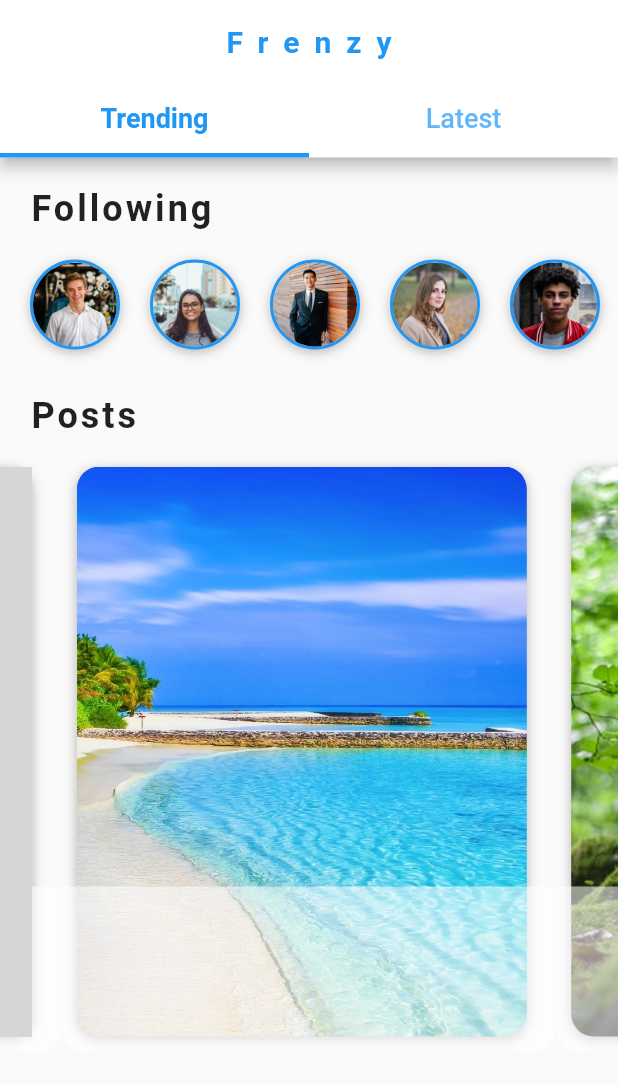
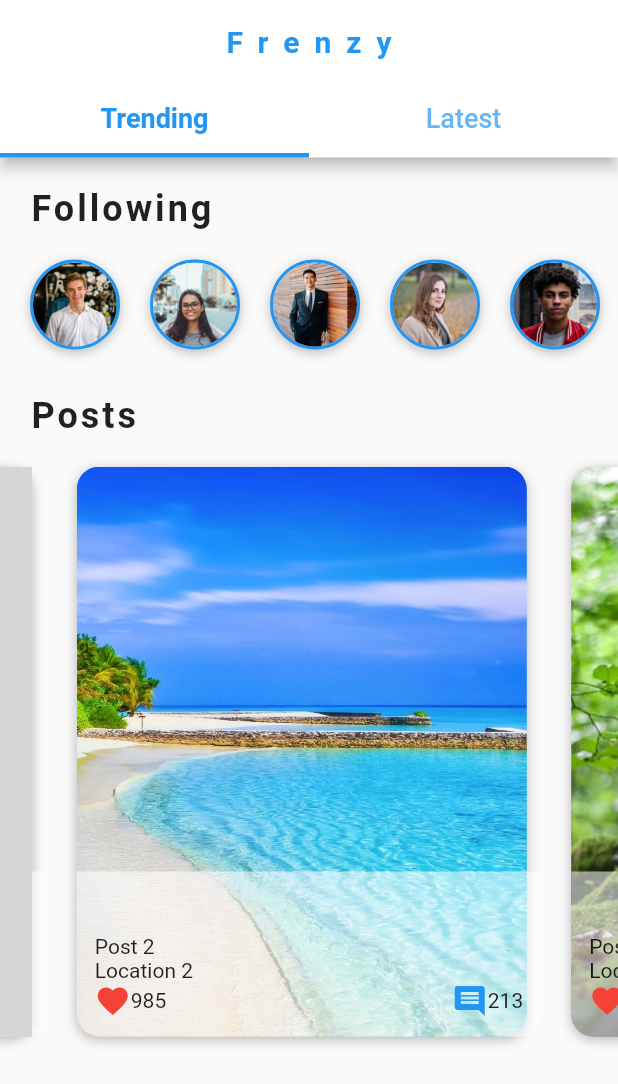
Before and after one commit to PauloSTDev/flutter_social_ui, a Flutter app: the HomeScreen screen opened directly, swiped to page 3, on a phone screen of 412 x 824 dp. Shown: the top 1084 px of the screen. Run offline on Flutter 3.47's test engine with Material 2 defaults, Android fonts, the phone set to English and light mode, and no system bars; grey boxes are pictures that could not be loaded.

Commit message:
Adiciona nome dos posts, location, comments e número de likes

```diff
--- a/lib/widgets/posts_carousel.dart
+++ b/lib/widgets/posts_carousel.dart
@@ -36,9 +36,9 @@ class PostsCarousel extends StatelessWidget {
           ),
         ),
         Positioned(
-          left: 0.0,
-          bottom: 0.0,
-          right: 0.0,
+          left: 10.0,
+          bottom: 10.0,
+          right: 10.0,
           child: Container(
             padding: EdgeInsets.all(12.0),
             height: 110.0,
@@ -47,7 +47,38 @@ class PostsCarousel extends StatelessWidget {
                 borderRadius: BorderRadius.only(
                   bottomLeft: Radius.circular(15.0),
                   bottomRight: Radius.circular(15.0),
-                )),
+                ),
+            ),
+            child: Column(
+              mainAxisAlignment: MainAxisAlignment.end,
+              crossAxisAlignment: CrossAxisAlignment.start,
+              children: [
+                Text(post.title),
+                Text(post.location),
+                Row(
+                  mainAxisAlignment: MainAxisAlignment.spaceBetween,
+                  children: [
+                    Row(
+                      children: [
+                        Icon(
+                          Icons.favorite,
+                          color: Colors.red,
+                        ),
+                        Text(post.likes.toString())
+                      ],
+                    ),
+                    Row(
+                      children: [
+                        Icon(Icons.comment,
+                          color: Theme.of(context).primaryColor,
+                        ),
+                        Text(post.comments.toString())
+                      ],
+                    ),
+                  ],
+                ),
+              ],
+            ),
           ),
         ),
       ],
```
